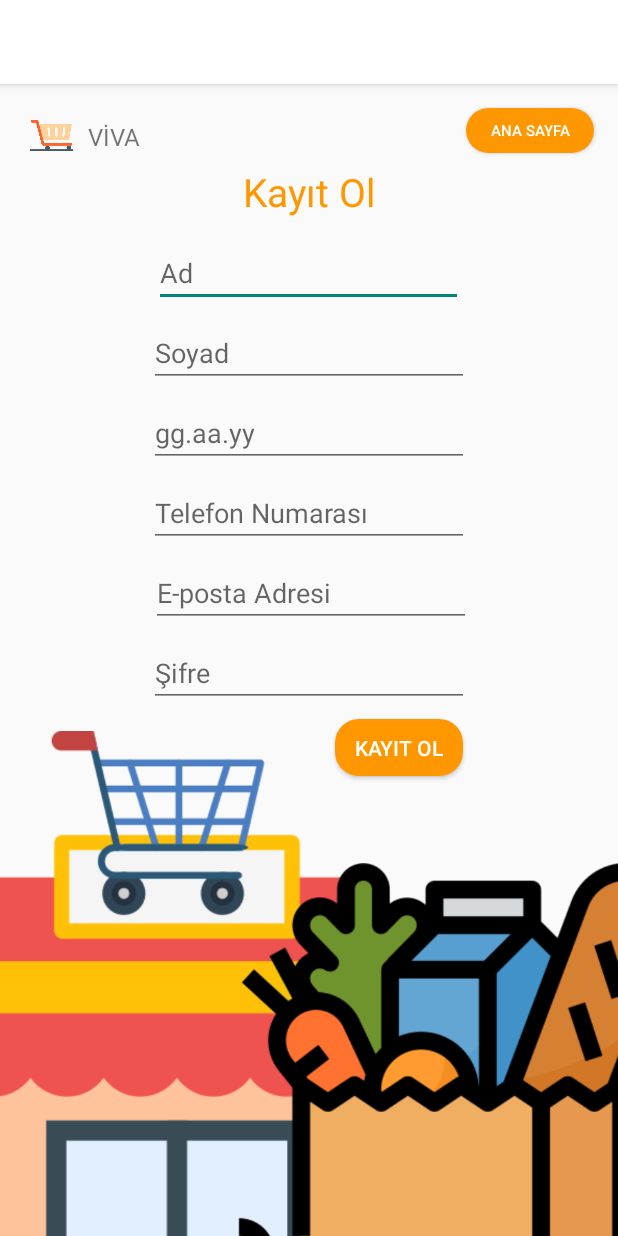
After one commit to EmrhnOZCN/vivaapp-mobile, an Android app: the RegisterActivity screen opened directly, with no data from a screen before it, on a phone screen of 412 x 824 dp. The commit adds this screen. Run offline under Robolectric (Android 15) with nearby library versions, the phone set to English and light mode, and no system bars.

Commit message:
The registration page was designed.

```diff
--- a/app/src/main/AndroidManifest.xml
+++ b/app/src/main/AndroidManifest.xml
@@ -12,6 +12,9 @@
         android:supportsRtl="true"
         android:theme="@style/Theme.Vivaappmobile"
         tools:targetApi="31">
+        <activity
+            android:name=".ui.RegisterActivity"
+            android:exported="false" />
         <activity
             android:name=".ui.LoginActivity"
             android:exported="false" />
--- /dev/null
+++ b/app/src/main/java/com/example/vivaapp_mobile/ui/RegisterActivity.java
@@ -0,0 +1,26 @@
+package com.example.vivaapp_mobile.ui;
+
+import android.os.Bundle;
+
+import androidx.activity.EdgeToEdge;
+import androidx.appcompat.app.AppCompatActivity;
+import androidx.core.graphics.Insets;
+import androidx.core.view.ViewCompat;
+import androidx.core.view.WindowInsetsCompat;
+
+import com.example.vivaapp_mobile.R;
+
+public class RegisterActivity extends AppCompatActivity {
+
+    @Override
+    protected void onCreate(Bundle savedInstanceState) {
+        super.onCreate(savedInstanceState);
+        EdgeToEdge.enable(this);
+        setContentView(R.layout.activity_register);
+        ViewCompat.setOnApplyWindowInsetsListener(findViewById(R.id.main), (v, insets) -> {
+            Insets systemBars = insets.getInsets(WindowInsetsCompat.Type.systemBars());
+            v.setPadding(systemBars.left, systemBars.top, systemBars.right, systemBars.bottom);
+            return insets;
+        });
+    }
+}
--- a/app/src/main/res/layout/activity_login.xml
+++ b/app/src/main/res/layout/activity_login.xml
@@ -5,7 +5,7 @@
     android:id="@+id/main"
     android:layout_width="match_parent"
     android:layout_height="match_parent"
-    tools:context=".view.LoginActivity">
+    tools:context=".ui.LoginActivity">
 
 
     <Button
--- /dev/null
+++ b/app/src/main/res/layout/activity_register.xml
@@ -0,0 +1,171 @@
+<?xml version="1.0" encoding="utf-8"?>
+<androidx.constraintlayout.widget.ConstraintLayout xmlns:android="http://schemas.android.com/apk/res/android"
+    xmlns:app="http://schemas.android.com/apk/res-auto"
+    xmlns:tools="http://schemas.android.com/tools"
+    android:id="@+id/main"
+    android:layout_width="match_parent"
+    android:layout_height="match_parent"
+    tools:context=".ui.RegisterActivity">
+
+
+    <Button
+        android:id="@+id/anasayfaDon"
+        android:layout_width="85dp"
+        android:layout_height="30dp"
+        android:layout_marginTop="16dp"
+        android:layout_marginEnd="16dp"
+
+        android:background="@drawable/rounded_button_background"
+        android:text="Ana Sayfa"
+        android:textColor="@color/white"
+        android:textSize="10sp"
+
+
+        app:layout_constraintEnd_toEndOf="parent"
+        app:layout_constraintTop_toTopOf="parent" />
+
+    <TextView
+        android:id="@+id/textView"
+        android:layout_width="48dp"
+        android:layout_height="38dp"
+        android:layout_marginStart="32dp"
+        android:layout_marginTop="16dp"
+        android:gravity="center"
+        android:text="VİVA"
+        android:textSize="16sp"
+        app:layout_constraintEnd_toStartOf="@+id/anasayfaDon"
+        app:layout_constraintHorizontal_bias="0.087"
+        app:layout_constraintStart_toStartOf="parent"
+        app:layout_constraintTop_toTopOf="parent" />
+
+    <ImageView
+        android:id="@+id/imageView2"
+        android:layout_width="35dp"
+        android:layout_height="36dp"
+        android:layout_marginTop="16dp"
+        android:src="@drawable/shopping"
+        app:layout_constraintEnd_toStartOf="@+id/textView"
+        app:layout_constraintTop_toTopOf="parent" />
+
+    <TextView
+        android:id="@+id/textView2"
+        android:layout_width="110dp"
+        android:layout_height="49dp"
+        android:layout_marginTop="54dp"
+        android:text="Kayıt Ol"
+        android:textAlignment="center"
+        android:textColor="#FF9800"
+        android:textSize="26sp"
+        app:layout_constraintEnd_toEndOf="parent"
+        app:layout_constraintHorizontal_bias="0.498"
+        app:layout_constraintStart_toStartOf="parent"
+        app:layout_constraintTop_toTopOf="parent" />
+
+    <ImageView
+        android:id="@+id/imageView7"
+        android:layout_width="365dp"
+        android:layout_height="572dp"
+        android:layout_marginTop="328dp"
+        android:layout_marginEnd="112dp"
+        app:layout_constraintEnd_toEndOf="parent"
+        app:layout_constraintTop_toTopOf="parent"
+        app:srcCompat="@drawable/store" />
+    <ImageView
+        android:id="@+id/imageView8"
+        android:layout_width="355dp"
+        android:layout_height="466dp"
+        android:layout_marginStart="112dp"
+        android:layout_marginTop="464dp"
+        app:layout_constraintStart_toStartOf="parent"
+        app:layout_constraintTop_toTopOf="parent"
+        app:srcCompat="@drawable/grocery" />
+
+    <EditText
+        android:id="@+id/editTextText"
+        android:layout_width="206dp"
+        android:layout_height="45dp"
+
+        android:ems="10"
+        android:hint="Ad"
+        android:inputType="text"
+        app:layout_constraintEnd_toEndOf="parent"
+        app:layout_constraintHorizontal_bias="0.497"
+        app:layout_constraintStart_toStartOf="parent"
+        app:layout_constraintTop_toBottomOf="@+id/textView2" />
+
+    <EditText
+        android:id="@+id/editTextText2"
+        android:layout_width="wrap_content"
+        android:layout_height="wrap_content"
+        android:ems="10"
+        android:inputType="text"
+        android:hint="Soyad"
+        android:layout_marginTop="8dp"
+        app:layout_constraintEnd_toEndOf="parent"
+        app:layout_constraintStart_toStartOf="parent"
+        app:layout_constraintTop_toBottomOf="@+id/editTextText" />
+
+    <EditText
+        android:id="@+id/editTextDate"
+        android:layout_width="wrap_content"
+        android:layout_height="wrap_content"
+        android:ems="10"
+        android:hint="gg.aa.yy"
+        android:inputType="date"
+        android:layout_marginTop="8dp"
+        app:layout_constraintEnd_toEndOf="parent"
+        app:layout_constraintStart_toStartOf="parent"
+        app:layout_constraintTop_toBottomOf="@+id/editTextText2" />
+
+    <EditText
+        android:id="@+id/editTextPhone"
+        android:layout_width="wrap_content"
+        android:layout_height="wrap_content"
+        android:ems="10"
+        android:hint="Telefon Numarası"
+        android:inputType="phone"
+        android:layout_marginTop="8dp"
+        app:layout_constraintEnd_toEndOf="parent"
+        app:layout_constraintStart_toStartOf="parent"
+        app:layout_constraintTop_toBottomOf="@+id/editTextDate" />
+
+    <EditText
+        android:id="@+id/editTextTextEmailAddress2"
+        android:layout_width="wrap_content"
+        android:layout_height="wrap_content"
+        android:layout_marginTop="8dp"
+        android:ems="10"
+        android:hint="E-posta Adresi"
+        android:inputType="textEmailAddress"
+        app:layout_constraintEnd_toEndOf="parent"
+        app:layout_constraintHorizontal_bias="0.507"
+        app:layout_constraintStart_toStartOf="parent"
+        app:layout_constraintTop_toBottomOf="@+id/editTextPhone" />
+
+    <EditText
+        android:id="@+id/editTextTextPassword3"
+        android:layout_width="wrap_content"
+        android:layout_height="wrap_content"
+        android:ems="10"
+        android:hint="Şifre"
+        android:layout_marginTop="8dp"
+        android:inputType="textPassword"
+        app:layout_constraintEnd_toEndOf="parent"
+        app:layout_constraintStart_toStartOf="parent"
+        app:layout_constraintTop_toBottomOf="@+id/editTextTextEmailAddress2" />
+
+    <Button
+        android:id="@+id/registerButton"
+        android:layout_width="85dp"
+        android:layout_height="38dp"
+        android:layout_marginTop="8dp"
+        android:background="@drawable/rounded_button_background"
+        android:text="Kayıt Ol"
+        android:textColor="@color/white"
+        app:layout_constraintEnd_toEndOf="parent"
+        app:layout_constraintHorizontal_bias="0.684"
+        app:layout_constraintStart_toStartOf="parent"
+        app:layout_constraintTop_toBottomOf="@+id/editTextTextPassword3" />
+
+
+</androidx.constraintlayout.widget.ConstraintLayout>
```
